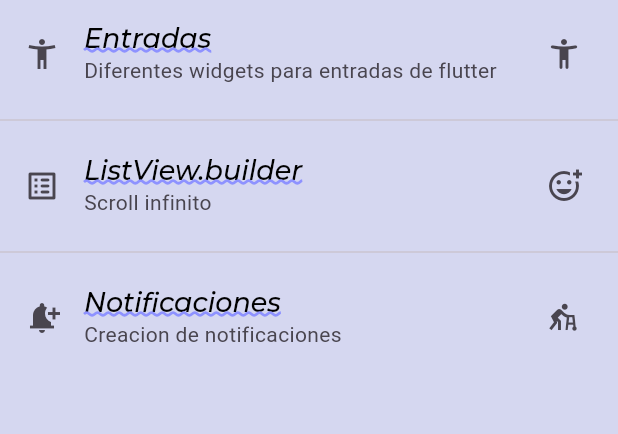
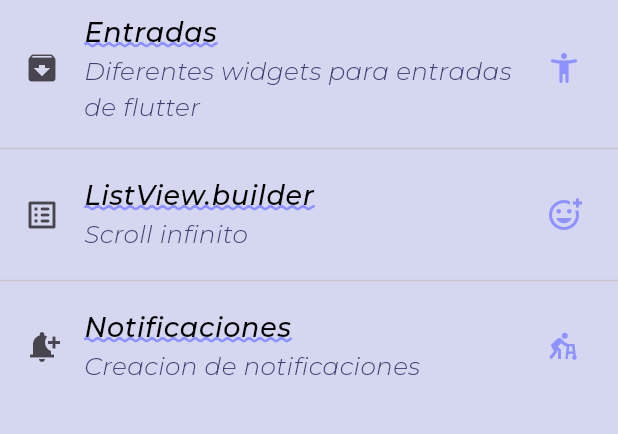
Before and after one commit to DANYDEG/componentes_flutter, a Flutter app: the screen it shows after launch, on a phone screen of 412 x 824 dp, the part 84-518 px from its top. Run offline on Flutter 3.47's test engine with Material 3 defaults, Android fonts, the phone set to English and light mode, and no system bars; our stand-ins replace google_fonts.

Commit message:
Finalizing the app theme

```diff
--- a/lib/screens/home_screen.dart
+++ b/lib/screens/home_screen.dart
@@ -1,4 +1,5 @@
 import 'package:flutter/material.dart';
+import 'package:practica3/theme/app_theme.dart';
 
 class HomeScreen extends StatelessWidget {
   const HomeScreen({super.key});
@@ -11,35 +12,52 @@ class HomeScreen extends StatelessWidget {
       ),
       body: ListView(
         children: [
-
           ListTile(
-              leading: const Icon(Icons.accessibility_new_sharp),
+            leading: const Icon(Icons.archive_rounded),
             title: Text(
               'Entradas',
-                style: Theme.of(context).textTheme.headlineLarge,
+              style: AppTheme.lightTheme.textTheme.headlineLarge,
             ),
-              subtitle: const Text('Diferentes widgets para entradas de flutter'),
-              trailing: const Icon(Icons.accessibility_new_rounded),
+            subtitle: Text(
+              'Diferentes widgets para entradas de flutter',
+              style: AppTheme.lightTheme.textTheme.bodySmall,
             ),
-
+            trailing: const Icon(
+              Icons.accessibility_new_rounded,
+              color: AppTheme.mainColor,
+            ),
+          ),
           const Divider(),
-
           ListTile(
             leading: const Icon(Icons.list_alt_rounded),
             title: Text(
               'ListView.builder',
-                style: Theme.of(context).textTheme.headlineLarge,),
-              subtitle: const Text('Scroll infinito',),
-              trailing: const Icon(Icons.add_reaction_outlined),
+              style: AppTheme.lightTheme.textTheme.headlineLarge,
+            ),
+            subtitle: Text(
+              'Scroll infinito',
+              style: AppTheme.lightTheme.textTheme.bodySmall,
+            ),
+            trailing: const Icon(
+              Icons.add_reaction_outlined,
+              color: AppTheme.mainColor,
+            ),
           ),
           const Divider(),
           ListTile(
             leading: const Icon(Icons.notification_add),
             title: Text(
               'Notificaciones',
-               style: Theme.of(context).textTheme.headlineLarge,),
-              subtitle: const Text('Creacion de notificaciones'),
-              trailing: const Icon(Icons.assist_walker_sharp),
+              style: AppTheme.lightTheme.textTheme.headlineLarge,
+            ),
+            subtitle: Text(
+              'Creacion de notificaciones',
+              style: AppTheme.lightTheme.textTheme.bodySmall,
+            ),
+            trailing: const Icon(
+              Icons.assist_walker_sharp,
+              color: AppTheme.mainColor,
+            ),
           ),
         ],
       ),
--- a/lib/theme/app_theme.dart
+++ b/lib/theme/app_theme.dart
@@ -4,6 +4,7 @@ import 'package:google_fonts/google_fonts.dart';
 class AppTheme {
   // Declaracion de color
   static const mainColor = Color.fromARGB(255, 142, 146, 255);
+  static const accentColor = Color.fromARGB(255, 62, 65, 115);
   static const backColor =  Color.fromARGB(255, 213, 215, 240);
 
 
@@ -26,9 +27,14 @@ class AppTheme {
               decorationStyle: TextDecorationStyle.wavy,
               decorationThickness: 2.0,
               fontStyle: FontStyle.italic,
+            ),
 
+            bodySmall: GoogleFonts.montserrat(
+              color: accentColor,
+              fontSize: 16.5,
+              fontWeight: FontWeight.w300,
+              fontStyle: FontStyle.italic
             ),
-            // bodySmall:
           ),
   );
 
```
Lines whose indentation alone changed are shown as unchanged.
